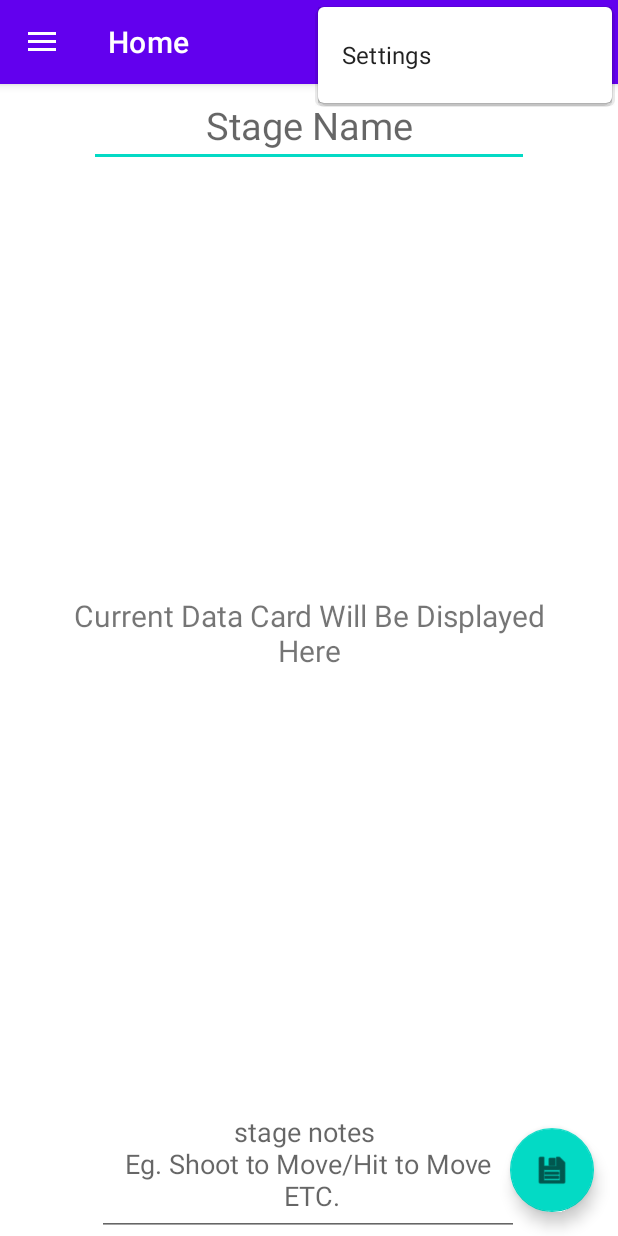
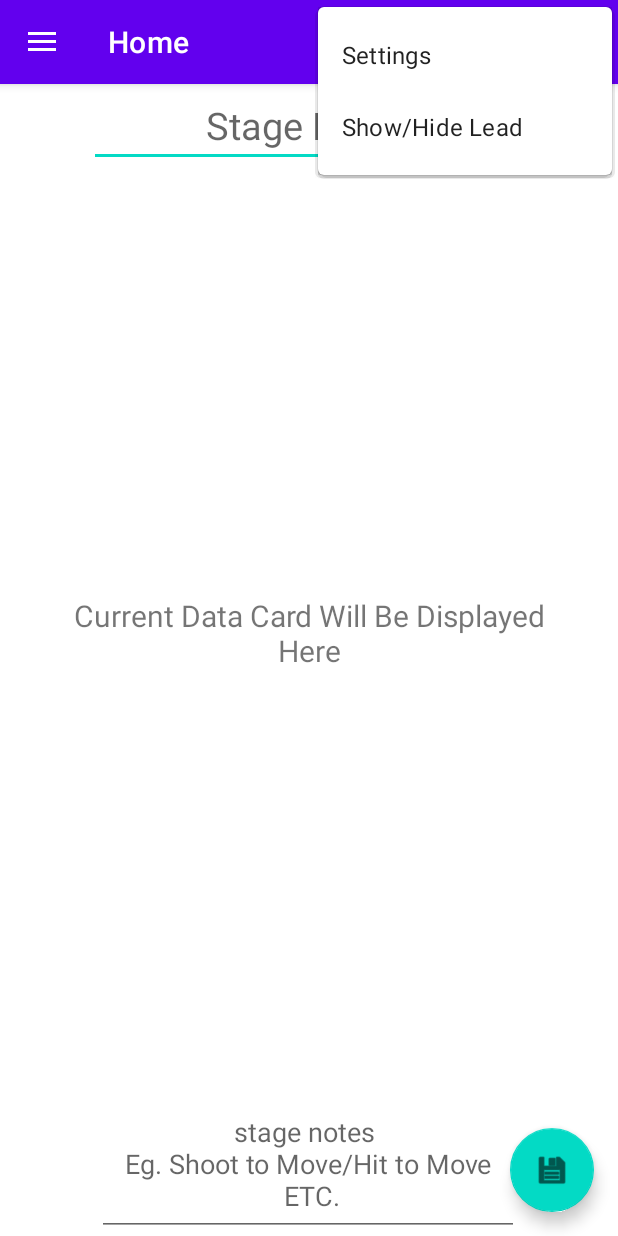
Before and after one commit to Jgriffiths92/Open_E-Reloading-Assistant, an Android app: the MainActivity screen opened directly, with no data from a screen before it, with the options menu open, on a phone screen of 412 x 824 dp. Run offline under Robolectric (Android 15) with nearby library versions, the phone set to English and light mode, and no system bars; our stand-ins replace navigation-ui.

Commit message:
Added Show/Hide Lead Menu Option

```diff
--- a/app/src/main/res/menu/main.xml
+++ b/app/src/main/res/menu/main.xml
@@ -6,4 +6,9 @@
         android:orderInCategory="100"
         android:title="@string/menu_settings"
         app:showAsAction="never" />
+    <item
+        android:id="@+id/show_hide_lead"
+        android:orderInCategory="100"
+        android:title="@string/show_hide_lead"
+        app:showAsAction="never" />
 </menu>
--- a/app/src/main/res/values/strings.xml
+++ b/app/src/main/res/values/strings.xml
@@ -13,4 +13,5 @@
     <string name="open_e_dope">Open E-Dope</string>
     <string name="stage_name">Stage Name</string>
     <string name="stage_notes_n_eg_shoot_to_move_hit_to_move_n_etc">stage notes \n Eg. Shoot to Move/Hit to Move \n ETC.</string>
+    <string name="show_hide_lead">Show/Hide Lead</string>
 </resources>
```
Also changed, not shown: app/src/main/java/com/example/opene_dope/MainActivity.kt (+10 -2 lines).
